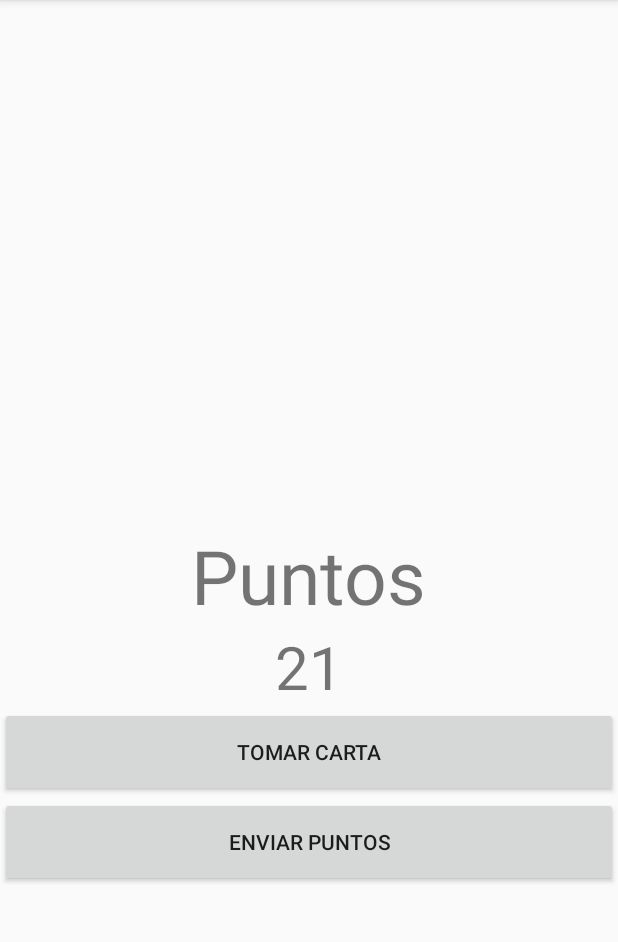
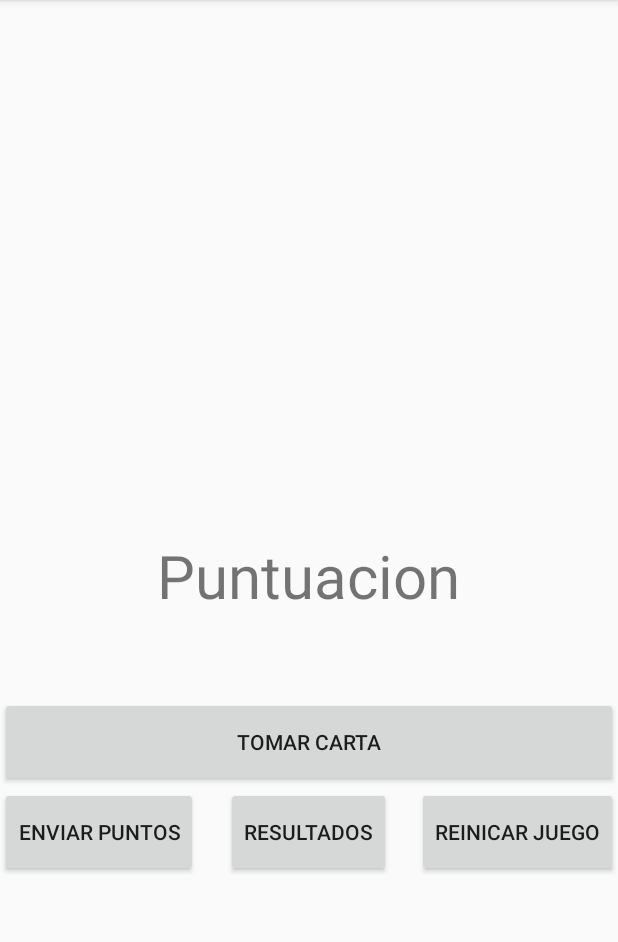
Before and after one commit to JuanVazquez-REM/AndroidStudio_Juego21, an Android app: the screen it shows after launch (MainActivity), after a tap on "TOMAR CARTA", on a phone screen of 412 x 824 dp, the part 84-1026 px from its top. Run offline under Robolectric (Android 15) with nearby library versions, the phone set to English and light mode, and no system bars; our stand-ins replace Volley; network calls fail.

Commit message:
Añadiendo btn reiniciar y enviar

```diff
--- a/app/src/main/java/com/example/juego21/MainActivity.java
+++ b/app/src/main/java/com/example/juego21/MainActivity.java
@@ -2,7 +2,10 @@ package com.example.juego21;
 
 import androidx.appcompat.app.AppCompatActivity;
 
+import android.content.Intent;
+import android.net.Uri;
 import android.os.Bundle;
+import android.util.Log;
 import android.view.View;
 import android.widget.Button;
 import android.widget.ImageView;
@@ -15,14 +18,19 @@ import com.android.volley.RequestQueue;
 import com.android.volley.Response;
 import com.android.volley.VolleyError;
 import com.android.volley.toolbox.JsonObjectRequest;
+import com.android.volley.toolbox.StringRequest;
 import com.android.volley.toolbox.Volley;
+import com.google.gson.JsonObject;
 
 import org.json.JSONException;
 import org.json.JSONObject;
 
+import java.util.HashMap;
+import java.util.Map;
+
 public class MainActivity extends AppCompatActivity implements  View.OnClickListener{
-    TextView total,solo;
-    Button addCarta;
+    TextView total;
+    Button addCarta,limpiarLinear;
     Integer puntos=0;
     LinearLayout layout1;
     RequestQueue queue;
@@ -33,6 +41,8 @@ public class MainActivity extends AppCompatActivity implements  View.OnClickList
         setContentView(R.layout.activity_main);
 
         findViewById(R.id.addCarta).setOnClickListener(this);
+        findViewById(R.id.btn_borrar).setOnClickListener(this);
+        findViewById(R.id.btn_enviar_puntos).setOnClickListener(this);
         layout1 = findViewById(R.id.layout1);
 
        /* addCarta.setOnClickListener(new View.OnClickListener() {
@@ -45,14 +55,17 @@ public class MainActivity extends AppCompatActivity implements  View.OnClickList
             }
         });*/
 
+
+
+
        queue = Volley.newRequestQueue(this);
     }
 
     @Override
     public void onClick(View view) {
 
-        switch (view.getId()){
-            case R.id.addCarta:
+        switch (view.getId()) {
+            case R.id.addCarta: //OBTENER NUMERO
 
                 String url = "https://ramiro174.com/api/numero";
 
@@ -61,29 +74,27 @@ public class MainActivity extends AppCompatActivity implements  View.OnClickList
                     public void onResponse(JSONObject response) {
 
                         try {
-
-                            solo = findViewById(R.id.text_puntos);
                             total = findViewById(R.id.text_total);
                             ImageView imageView = new ImageView(MainActivity.this);
                             Integer numero = response.getInt("numero");
 
-                            switch (numero){
-                                case 1: imageView.setImageResource(R.drawable.uno_c); break;
-                                case 2: imageView.setImageResource(R.drawable.dos_c); break;
-                                case 3: imageView.setImageResource(R.drawable.tres_c); break;
-                                case 4: imageView.setImageResource(R.drawable.cuatro_c); break;
-                                case 5: imageView.setImageResource(R.drawable.cinco_c); break;
-                                case 6: imageView.setImageResource(R.drawable.seis_c); break;
-                                case 7: imageView.setImageResource(R.drawable.siete_c); break;
-                                case 8: imageView.setImageResource(R.drawable.ocho_c); break;
-                                case 9: imageView.setImageResource(R.drawable.nueve_c); break;
-                                case 10: imageView.setImageResource(R.drawable.diez_c); break;
-                                case 11: imageView.setImageResource(R.drawable.once_c); break;
-                                case 12: imageView.setImageResource(R.drawable.doce_c); break;
-                                case 13: imageView.setImageResource(R.drawable.trese_c); break;
+                            switch (numero) {
+                                case 1: imageView.setImageResource(R.drawable.uno_c);break;
+                                case 2: imageView.setImageResource(R.drawable.dos_c);break;
+                                case 3: imageView.setImageResource(R.drawable.tres_c);break;
+                                case 4: imageView.setImageResource(R.drawable.cuatro_c);break;
+                                case 5: imageView.setImageResource(R.drawable.cinco_c);break;
+                                case 6: imageView.setImageResource(R.drawable.seis_c);break;
+                                case 7: imageView.setImageResource(R.drawable.siete_c);break;
+                                case 8: imageView.setImageResource(R.drawable.ocho_c);break;
+                                case 9: imageView.setImageResource(R.drawable.nueve_c);break;
+                                case 10: imageView.setImageResource(R.drawable.diez_c);break;
+                                case 11: imageView.setImageResource(R.drawable.once_c);break;
+                                case 12: imageView.setImageResource(R.drawable.doce_c);break;
+                                case 13: imageView.setImageResource(R.drawable.trese_c);break;
                             }
                             puntos += numero;
-                            addView(imageView,0,LinearLayout.LayoutParams.MATCH_PARENT);
+                            addView(imageView, 0, LinearLayout.LayoutParams.MATCH_PARENT);
                             total.setText(puntos.toString());
 
                         } catch (JSONException e) {
@@ -99,10 +110,45 @@ public class MainActivity extends AppCompatActivity implements  View.OnClickList
                 });
                 queue.add(obtenerNumero);
                 break;
-            case 2:
+            case R.id.btn_borrar: //REINICIAR JUEGO
+                puntos = 0;
+                total.setText("");
+                if (layout1.getChildCount() > 0) {
+                    layout1.removeAllViews();
+                }
                 break;
+            case R.id.btn_enviar_puntos:
+                String urlend = "https://ramiro174.com/api/enviar/numero";
+                JSONObject datos = new JSONObject();
+
+                try {
+                    datos.put("nombre", "JuanVaz");
+                    datos.put("numero", puntos);
+                } catch (JSONException e) {
+                    e.printStackTrace();
+                }
+
+                JsonObjectRequest postRequest = new JsonObjectRequest(Request.Method.POST, urlend, datos, new Response.Listener<JSONObject>() {
+                    @Override
+                    public void onResponse(JSONObject response) {
+                        Toast.makeText(MainActivity.this, response.toString(), Toast.LENGTH_SHORT).show();
+                        Log.i("Respuesta:", response.toString());
+                    }
+                }, new Response.ErrorListener() {
+                    @Override
+                    public void onErrorResponse(VolleyError error) {
+
+                    }
+                });
+                queue.add(postRequest);
+                break;
+            case R.id.btn_resultados:
+                startActivity(new Intent(Intent.ACTION_VIEW, Uri.parse(("https://ramiro174.com/resultados"))));
+                break;
+            }
+
         }
-    }
+
 
     public void addView(ImageView imageView, int width, int height){
         LinearLayout.LayoutParams layoutParams = new LinearLayout.LayoutParams(width,height,1);
--- a/app/src/main/res/layout/activity_main.xml
+++ b/app/src/main/res/layout/activity_main.xml
@@ -14,23 +14,19 @@
             android:id="@+id/layout1"
             android:weightSum="4"
             >
-
-
-
         </LinearLayout>
 
         <TextView
             android:layout_width="wrap_content"
             android:layout_height="wrap_content"
-            android:text="Puntos"
-            android:textSize="50dp"
+            android:text="Puntuacion"
+            android:textSize="40dp"
             android:layout_centerInParent="true"
             android:id="@+id/text_puntos"
             />
         <TextView
             android:layout_width="wrap_content"
             android:layout_height="wrap_content"
-            android:text="21"
             android:textSize="40dp"
             android:layout_centerInParent="true"
             android:id="@+id/text_total"
@@ -40,19 +36,34 @@
         <Button
             android:layout_width="match_parent"
             android:layout_height="60dp"
-            android:layout_alignParentLeft="true"
             android:text="Tomar carta"
             android:layout_below="@+id/text_total"
             android:id="@+id/addCarta"
             />
         <Button
-            android:layout_width="match_parent"
+        android:layout_width="wrap_content"
+        android:layout_height="60dp"
+        android:text="Resultados"
+        android:layout_below="@+id/addCarta"
+        android:layout_centerInParent="true"
+        android:id="@+id/btn_resultados"
+        />
+        <Button
+            android:layout_width="wrap_content"
             android:layout_height="60dp"
-            android:layout_alignParentLeft="true"
             android:text="Enviar Puntos"
+            android:layout_alignParentRight="false"
             android:layout_below="@+id/addCarta"
             android:id="@+id/btn_enviar_puntos"
             />
+        <Button
+            android:layout_width="wrap_content"
+            android:layout_height="60dp"
+            android:layout_alignParentEnd="true"
+            android:text="Reinicar juego"
+            android:layout_alignParentRight="true"
+            android:layout_alignTop="@+id/btn_enviar_puntos"
+            android:id="@+id/btn_borrar"/>
 
 
 </RelativeLayout>
```
